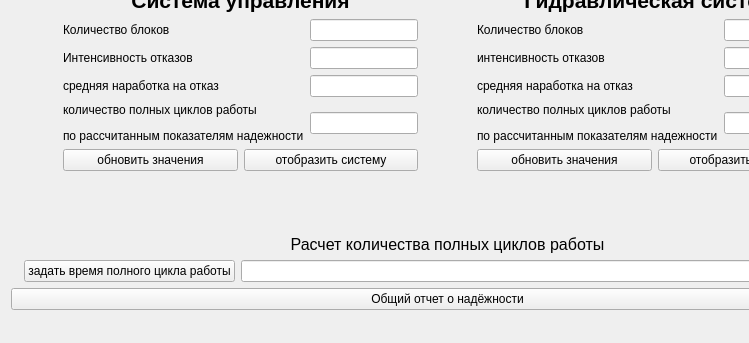
The window that mainwindow.ui (Zioba/MargoDiplom) describes before a commit, drawn with Qt 5; both pictures show x 0 to 749 and y 123 to 466 of the 895 by 466 pixel window.
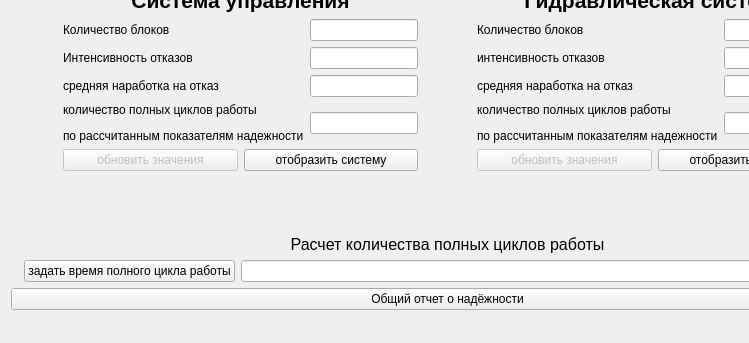
The same window after the commit.

What changed in the file:
```diff
--- a/mainwindow.ui
+++ b/mainwindow.ui
@@ -136,7 +136,10 @@
         <item row="2" column="0">
          <layout class="QHBoxLayout" name="horizontalLayout_3">
           <item>
-           <widget class="QPushButton" name="controlBut">
+           <widget class="QPushButton" name="controlButUpdate">
+            <property name="enabled">
+             <bool>false</bool>
+            </property>
             <property name="text">
              <string>обновить значения</string>
             </property>
@@ -252,7 +255,10 @@
         <item row="2" column="0">
          <layout class="QHBoxLayout" name="horizontalLayout_5">
           <item>
-           <widget class="QPushButton" name="gidravlBut">
+           <widget class="QPushButton" name="gidravlButUpdate">
+            <property name="enabled">
+             <bool>false</bool>
+            </property>
             <property name="text">
              <string>обновить значения</string>
             </property>
```
Left out of the diff: 49 changed lines with no effect on the pictures.
